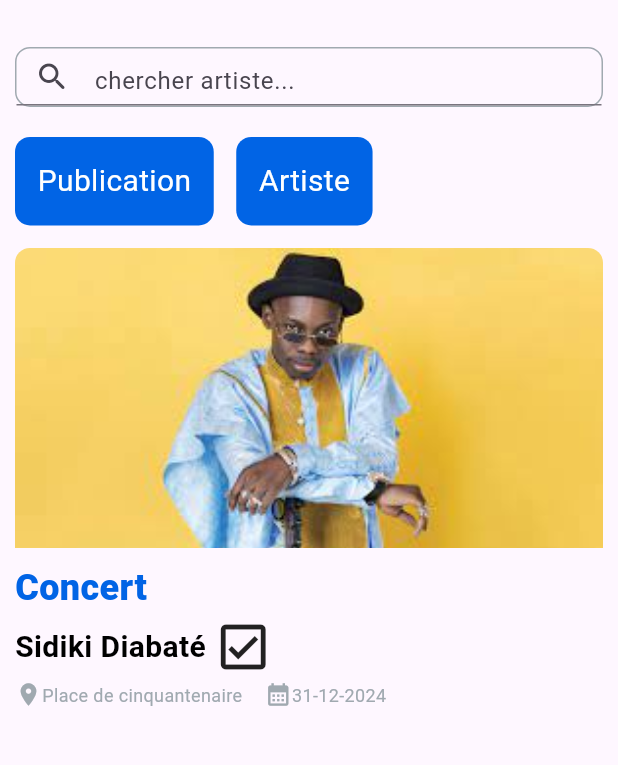
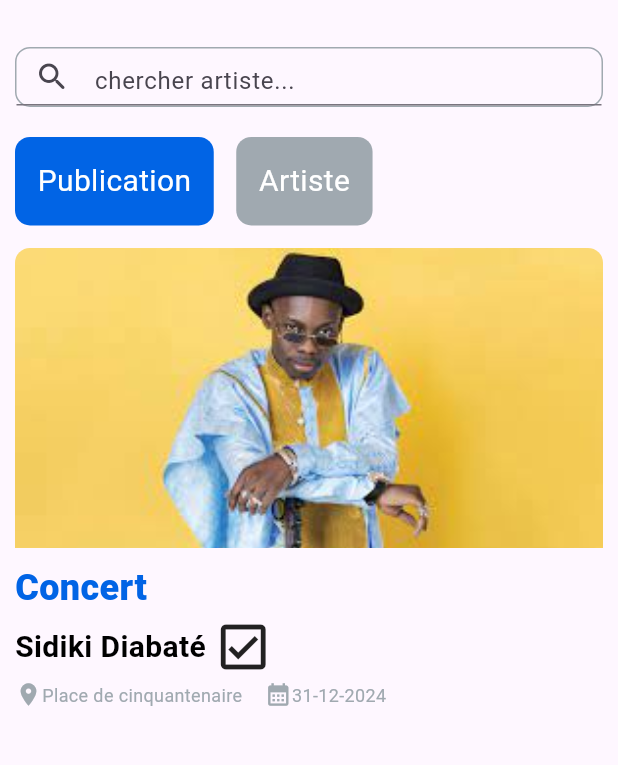
Before and after one commit to Abdouljr/MAli-Event-Front, a Flutter app: the FavPublication screen opened directly, on a phone screen of 412 x 824 dp, the part 127-892 px from its top. Run offline on Flutter 3.47's test engine with Material 3 defaults, Android fonts, the light colour scheme and no system bars.

Commit message:
la page favorie pub

```diff
--- a/lib/Screen/Favories/favorie pub/favorie publication.dart
+++ b/lib/Screen/Favories/favorie pub/favorie publication.dart
@@ -47,8 +47,7 @@ class FavPublication extends StatelessWidget {
                 Container(
                   padding: EdgeInsets.all(15),
                   decoration: BoxDecoration(
-                      borderRadius: BorderRadius.circular(10),
-                      color: Color(0xFF0164E5)),
+                      borderRadius: BorderRadius.circular(10), color: gris),
                   child: Text("Artiste",
                       style: TextStyle(fontSize: 20, color: Colors.white)),
                 ),
```
